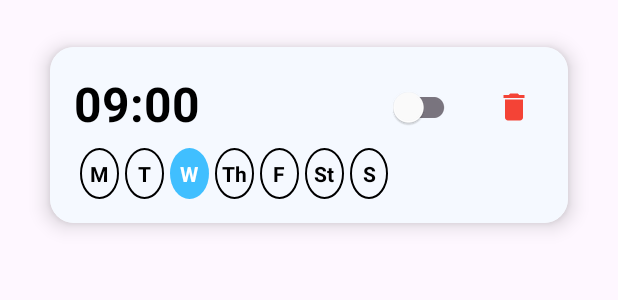
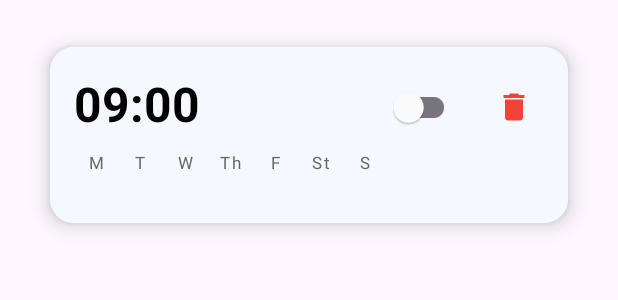
Before and after one commit to Thexazus/UTS_MAP, an Android app built with Jetpack Compose: the layout reminder_item.xml on its own in the app's theme, with its tools: preview values and no code run, on a phone screen of 412 x 824 dp. Shown: the top 300 px of the screen. Run offline under Robolectric (Android 15) with nearby library versions, the phone set to English and light mode, and no system bars.

```diff
--- a/app/src/main/res/layout/reminder_item.xml
+++ b/app/src/main/res/layout/reminder_item.xml
@@ -45,111 +45,104 @@
                 android:layout_width="match_parent"
                 android:layout_height="wrap_content"
                 android:layout_marginTop="8dp"
-                android:gravity="center"
                 android:orientation="horizontal">
 
                 <!-- Monday -->
-                <!-- Monday -->
                 <TextView
                     android:id="@+id/tvMonday"
-                    android:layout_width="wrap_content"
+                    android:layout_width="0dp"
                     android:layout_height="wrap_content"
-                    android:layout_marginHorizontal="4dp"
                     android:layout_weight="1"
-                    android:background="@drawable/day_unselected_background"
                     android:gravity="center"
+                    android:padding="2dp"
                     android:text="M"
-                    android:textColor="@android:color/black"
-                    android:textSize="14sp"
-                    android:textStyle="bold"
+                    android:textColor="#666666"
+                    android:textSize="11sp"
+                    android:letterSpacing="0.1"
                     tools:ignore="HardcodedText" />
+
                 <!-- Tuesday -->
                 <TextView
                     android:id="@+id/tvTuesday"
-                    android:layout_width="wrap_content"
+                    android:layout_width="0dp"
                     android:layout_height="wrap_content"
-                    android:layout_marginEnd="4dp"
                     android:layout_weight="1"
-                    android:background="@drawable/day_unselected_background"
                     android:gravity="center"
+                    android:padding="2dp"
                     android:text="T"
-                    android:textColor="@android:color/black"
-                    android:textSize="14sp"
-                    android:textStyle="bold"
+                    android:textColor="#666666"
+                    android:textSize="11sp"
+                    android:letterSpacing="0.1"
                     tools:ignore="HardcodedText" />
 
                 <!-- Wednesday -->
                 <TextView
                     android:id="@+id/tvWednesday"
-                    android:layout_width="wrap_content"
+                    android:layout_width="0dp"
                     android:layout_height="wrap_content"
-                    android:layout_marginEnd="4dp"
                     android:layout_weight="1"
-                    android:background="@drawable/day_selected_background"
                     android:gravity="center"
+                    android:padding="2dp"
                     android:text="W"
-                    android:textColor="@android:color/white"
-                    android:textSize="14sp"
-                    android:textStyle="bold"
+                    android:textColor="#666666"
+                    android:textSize="11sp"
+                    android:letterSpacing="0.1"
                     tools:ignore="HardcodedText" />
 
                 <!-- Thursday -->
                 <TextView
                     android:id="@+id/tvThursday"
-                    android:layout_width="wrap_content"
+                    android:layout_width="0dp"
                     android:layout_height="wrap_content"
-                    android:layout_marginEnd="4dp"
                     android:layout_weight="1"
-                    android:background="@drawable/day_unselected_background"
                     android:gravity="center"
+                    android:padding="2dp"
                     android:text="Th"
-                    android:textColor="@android:color/black"
-                    android:textSize="14sp"
-                    android:textStyle="bold"
+                    android:textColor="#666666"
+                    android:textSize="11sp"
+                    android:letterSpacing="0.1"
                     tools:ignore="HardcodedText" />
 
                 <!-- Friday -->
                 <TextView
                     android:id="@+id/tvFriday"
-                    android:layout_width="wrap_content"
+                    android:layout_width="0dp"
                     android:layout_height="wrap_content"
-                    android:layout_marginEnd="4dp"
                     android:layout_weight="1"
-                    android:background="@drawable/day_unselected_background"
                     android:gravity="center"
+                    android:padding="2dp"
                     android:text="F"
-                    android:textColor="@android:color/black"
-                    android:textSize="14sp"
-                    android:textStyle="bold"
+                    android:textColor="#666666"
+                    android:textSize="11sp"
+                    android:letterSpacing="0.1"
                     tools:ignore="HardcodedText" />
 
                 <!-- Saturday -->
                 <TextView
                     android:id="@+id/tvSaturday"
-                    android:layout_width="wrap_content"
+                    android:layout_width="0dp"
                     android:layout_height="wrap_content"
-                    android:layout_marginEnd="4dp"
                     android:layout_weight="1"
-                    android:background="@drawable/day_unselected_background"
                     android:gravity="center"
+                    android:padding="2dp"
                     android:text="St"
-                    android:textColor="@android:color/black"
-                    android:textSize="14sp"
-                    android:textStyle="bold"
+                    android:textColor="#666666"
+                    android:textSize="11sp"
+                    android:letterSpacing="0.1"
                     tools:ignore="HardcodedText" />
 
                 <!-- Sunday -->
                 <TextView
                     android:id="@+id/tvSunday"
-                    android:layout_width="wrap_content"
+                    android:layout_width="0dp"
                     android:layout_height="wrap_content"
                     android:layout_weight="1"
-                    android:background="@drawable/day_unselected_background"
                     android:gravity="center"
+                    android:padding="2dp"
                     android:text="S"
-                    android:textColor="@android:color/black"
-                    android:textSize="14sp"
-                    android:textStyle="bold"
+                    android:textColor="#666666"
+                    android:textSize="11sp"
+                    android:letterSpacing="0.1"
                     tools:ignore="HardcodedText" />
             </LinearLayout>
         </LinearLayout>
```
